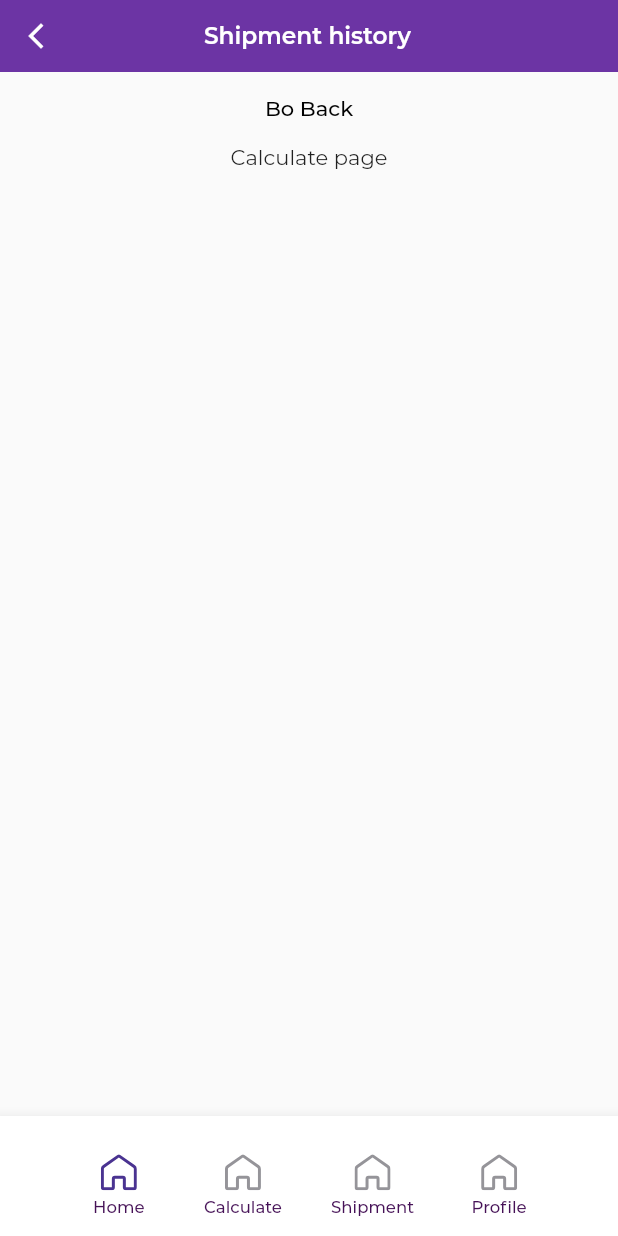
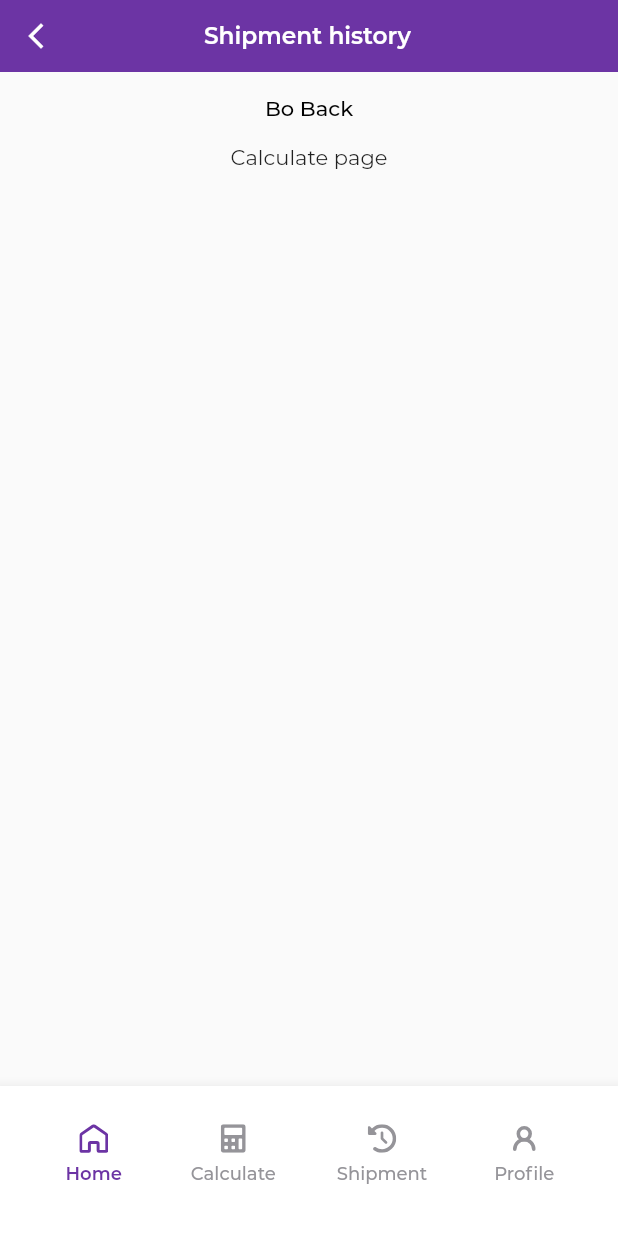
Before and after one commit to TheCre8tor/movemate, a Flutter app: the screen it shows after launch, item 2 of the bottom bar chosen, after a tap on "Bo Back", on a phone screen of 412 x 824 dp. Run offline on Flutter 3.47's test engine with Material 2 defaults, Android fonts, the phone set to English and light mode, and no system bars; our stand-ins replace bloc, equatable, flutter_bloc, flutter_svg, go_router; project files that could hold a hidden picture were left out.

Commit message:
added all bottom sheet navigation icons

```diff
--- a/lib/modules/calculate/page/calculate_view.dart
+++ b/lib/modules/calculate/page/calculate_view.dart
@@ -61,7 +61,7 @@ class _CalculateView extends StatelessWidget {
               TextButton(
                 onPressed: () =>
                     context.read<DashboardCubit>().setTab(HomeTab.home),
-                child: Text(
+                child: const Text(
                   "Bo Back",
                   style: TextStyle(color: Colors.black),
                 ),
@@ -71,57 +71,7 @@ class _CalculateView extends StatelessWidget {
           ),
         ],
       ),
-      bottomNavigationBar: BottomAppBar(
-        child: Container(
-          padding: const EdgeInsets.only(
-            top: 17.5,
-            right: 30.5,
-            left: 30.5,
-          ),
-          height: 80,
-          child: Row(
-            mainAxisAlignment: MainAxisAlignment.spaceEvenly,
-            children: [
-              HomeButton(
-                selectedTab: selectedTab,
-                tab: HomeTab.home,
-                pageName: Home.name,
-                currentIndex: 0,
-                icon: selectedTab == HomeTab.home
-                    ? AppIcons.home(isFilled: true)
-                    : AppIcons.home(),
-              ),
-              HomeButton(
-                selectedTab: selectedTab,
-                tab: HomeTab.calculate,
-                pageName: Calculate.name,
-                currentIndex: 1,
-                icon: selectedTab == HomeTab.calculate
-                    ? AppIcons.home(isFilled: true)
-                    : AppIcons.home(),
-              ),
-              HomeButton(
-                selectedTab: selectedTab,
-                tab: HomeTab.shipment,
-                pageName: "/",
-                currentIndex: 2,
-                icon: selectedTab == HomeTab.shipment
-                    ? AppIcons.home(isFilled: true)
-                    : AppIcons.home(),
-              ),
-              HomeButton(
-                selectedTab: selectedTab,
-                tab: HomeTab.profile,
-                pageName: "/",
-                currentIndex: 3,
-                icon: selectedTab == HomeTab.profile
-                    ? AppIcons.home(isFilled: true)
-                    : AppIcons.home(),
-              ),
-            ],
-          ),
-        ),
-      ),
+      bottomSheet: const AppBottomBar(),
     );
   }
 }
@@ -135,7 +85,7 @@ class CustomAppBar extends StatelessWidget {
   Widget build(BuildContext context) {
     return Container(
       color: const Color(0xFF6C34A4),
-      child: SafeArea(child: child),
+      child: SafeArea(bottom: false, child: child),
     );
   }
 }
--- a/lib/modules/dashboard/screens/dashboard_view.dart
+++ b/lib/modules/dashboard/screens/dashboard_view.dart
@@ -5,13 +5,24 @@ class _Dashboard extends StatelessWidget {
 
   @override
   Widget build(BuildContext context) {
+    return const Scaffold(
+      body: Home(),
+      bottomSheet: AppBottomBar(),
+    );
+  }
+}
+
+class AppBottomBar extends StatelessWidget {
+  const AppBottomBar({super.key});
+
+  @override
+  Widget build(BuildContext context) {
     final selectedTab = context.select(
       (DashboardCubit cubit) => cubit.state.tab,
     );
 
-    return Scaffold(
-      body: const Home(),
-      bottomNavigationBar: BottomAppBar(
+    return BottomAppBar(
+      padding: const EdgeInsets.only(bottom: 20),
       child: Container(
         padding: const EdgeInsets.only(
           top: 17.5,
@@ -20,7 +31,7 @@ class _Dashboard extends StatelessWidget {
         ),
         height: 80,
         child: Row(
-            mainAxisAlignment: MainAxisAlignment.spaceEvenly,
+          mainAxisAlignment: MainAxisAlignment.spaceBetween,
           children: [
             HomeButton(
               selectedTab: selectedTab,
@@ -37,8 +48,8 @@ class _Dashboard extends StatelessWidget {
               pageName: Calculate.name,
               currentIndex: 1,
               icon: selectedTab == HomeTab.calculate
-                    ? AppIcons.home(isFilled: true)
-                    : AppIcons.home(),
+                  ? AppIcons.calculator(isFilled: true)
+                  : AppIcons.calculator(),
             ),
             HomeButton(
               selectedTab: selectedTab,
@@ -46,8 +57,8 @@ class _Dashboard extends StatelessWidget {
               pageName: "/",
               currentIndex: 2,
               icon: selectedTab == HomeTab.shipment
-                    ? AppIcons.home(isFilled: true)
-                    : AppIcons.home(),
+                  ? AppIcons.timer(isFilled: true)
+                  : AppIcons.timer(),
             ),
             HomeButton(
               selectedTab: selectedTab,
@@ -55,11 +66,10 @@ class _Dashboard extends StatelessWidget {
               pageName: "/",
               currentIndex: 3,
               icon: selectedTab == HomeTab.profile
-                    ? AppIcons.home(isFilled: true)
-                    : AppIcons.home(),
+                  ? AppIcons.profile(isFilled: true)
+                  : AppIcons.profile(),
             ),
           ],
-          ),
         ),
       ),
     );
@@ -100,13 +110,20 @@ class HomeButton extends StatelessWidget {
       },
       child: Column(
         children: [
-          icon,
-          const SizedBox(height: 4),
+          Container(
+            child: icon,
+            height: 19,
+          ),
+          const SizedBox(height: 6),
           Text(
             tab.name.replaceFirst(tab.name[0], tab.name[0].toUpperCase()),
-            style: const TextStyle(
-              fontSize: 11,
-              color: Color(0xFF461257),
+            style: TextStyle(
+              fontSize: 12,
+              fontWeight:
+                  tab == selectedTab ? FontWeight.w600 : FontWeight.w500,
+              color: tab == selectedTab
+                  ? const Color(0xFF6C34A4)
+                  : const Color(0xFF959499),
             ),
           ),
         ],
--- a/lib/modules/home/screens/home_view.dart
+++ b/lib/modules/home/screens/home_view.dart
@@ -13,11 +13,17 @@ class _HomeView extends StatelessWidget {
       body: Column(
         children: [
           CustomAppBar(
-            child: Padding(
-              padding: const EdgeInsets.only(right: 16, bottom: 16, left: 16),
+            child: Container(
+              // height: 100,
+              padding: const EdgeInsets.only(
+                right: 16,
+                bottom: 16,
+                left: 16,
+              ),
               child: Column(
                 children: [
-                  SizedBox(
+                  Container(
+                    margin: const EdgeInsets.only(bottom: 20),
                     width: MediaQuery.sizeOf(context).width,
                     child: Column(
                       children: [
@@ -86,7 +92,6 @@ class _HomeView extends StatelessWidget {
                       ],
                     ),
                   ),
-                  const SizedBox(height: 20),
                   TextFormField(
                     decoration: InputDecoration(
                       hintText: "Enter the receipt number...",
@@ -129,6 +134,7 @@ class _HomeView extends StatelessWidget {
               ),
             ),
           ),
+          Text("Content..."),
         ],
       ),
     );
--- a/lib/shared/core/constants/app_icons.dart
+++ b/lib/shared/core/constants/app_icons.dart
@@ -8,12 +8,13 @@ class AppIcons {
 
   static Color get _inactive => const Color(0xFF959499);
 
-  static Color get _active => const Color(0xFF4A3391);
+  static Color get _active => const Color(0xFF6C34A4);
 
   static SvgPicture home({bool isFilled = false}) {
     return SvgPicture.asset(
       "$_base/home.svg",
       theme: SvgTheme(currentColor: isFilled ? _active : _inactive),
+      height: 19,
     );
   }
 
@@ -32,4 +33,29 @@ class AppIcons {
       theme: const SvgTheme(currentColor: Colors.white),
     );
   }
+
+  static SvgPicture calculator({bool isFilled = false}) {
+    return SvgPicture.asset(
+      "$_base/calculator.svg",
+      theme: SvgTheme(currentColor: isFilled ? _active : _inactive),
+      height: 19,
+    );
+  }
+
+  static SvgPicture timer({bool isFilled = false}) {
+    return SvgPicture.asset(
+      "$_base/timer.svg",
+      theme: SvgTheme(currentColor: isFilled ? _active : _inactive),
+      height: 19,
+    );
+  }
+
+  static SvgPicture profile({bool isFilled = false}) {
+    return SvgPicture.asset(
+      "$_base/profile.svg",
+      theme: SvgTheme(currentColor: isFilled ? _active : _inactive),
+      height: 19,
+      fit: BoxFit.fill,
+    );
+  }
 }
```
Also changed, not shown: assets/images/icon/calculator.svg (added), assets/images/icon/home.svg, assets/images/icon/profile.svg (added), assets/images/icon/timer.svg (added). Lines whose indentation alone changed are shown as unchanged.
